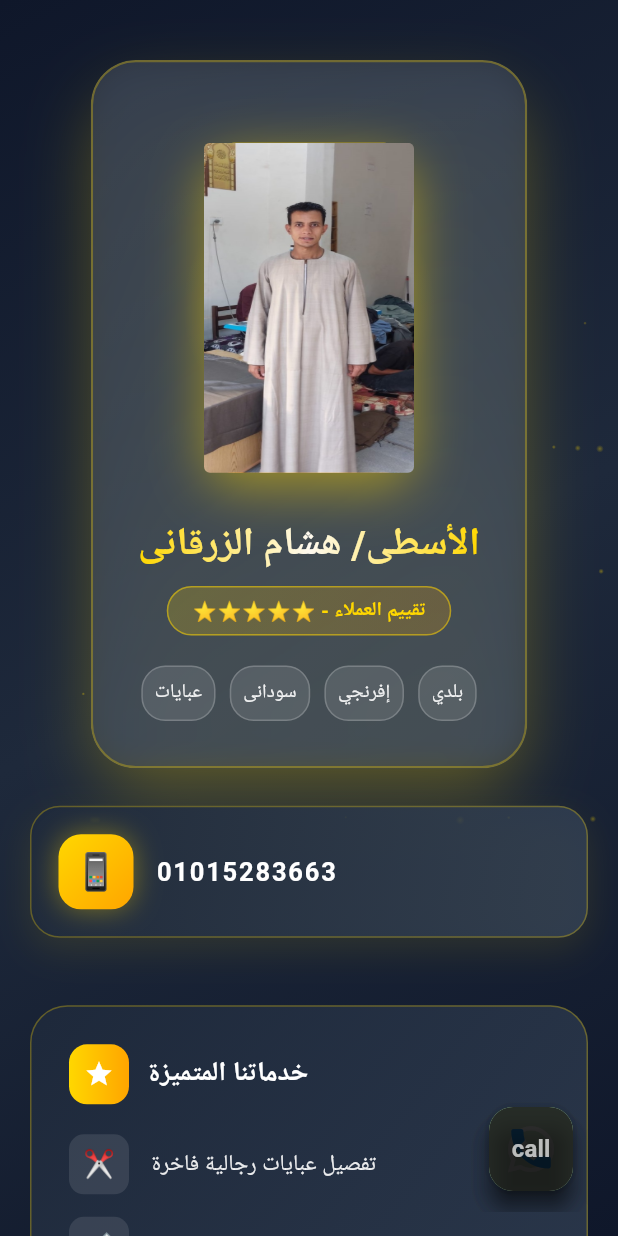
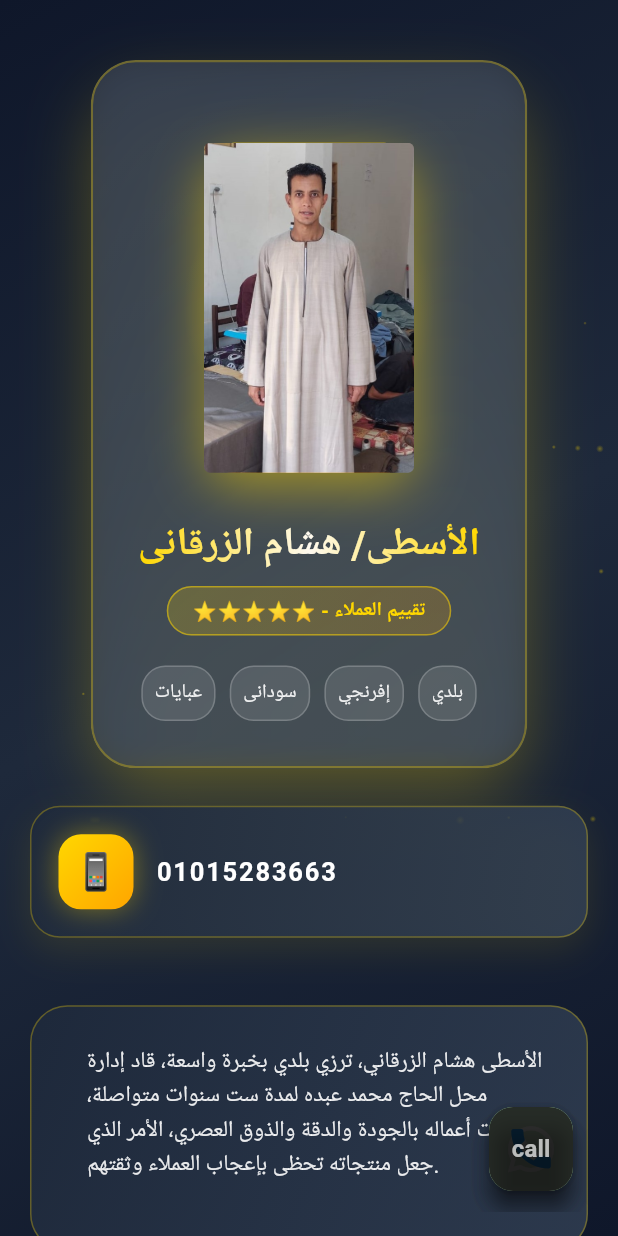
Before and after one commit to AmrMohamed97/hesham_app, a Flutter app: the screen it shows after launch, on a phone screen of 412 x 824 dp. Run offline on Flutter 3.47's test engine with Material 3 defaults, Android fonts, the phone set to English and light mode, and no system bars; our stand-ins replace font_awesome_flutter; Roboto replaces fonts that are missing (Cairo).

Commit message:
add description

```diff
--- a/lib/main.dart
+++ b/lib/main.dart
@@ -127,6 +127,8 @@ class _TailorProfilePageState extends State<TailorProfilePage>
                           const SizedBox(height: 25),
                           _buildContactSection(),
                           const SizedBox(height: 25),
+                          _buildDescriptionSection(),
+                          const SizedBox(height: 25),
                           _buildServicesSection(),
                           const SizedBox(height: 25),
                           _buildStatsSection(),
@@ -225,6 +227,7 @@ class _TailorProfilePageState extends State<TailorProfilePage>
                 children: [
                   _buildProfileImage(),
                   const SizedBox(height: 25),
+
                   _buildNameSection(),
                   const SizedBox(height: 20),
                   _buildSpecialtyTags(),
@@ -290,7 +293,7 @@ class _TailorProfilePageState extends State<TailorProfilePage>
                 ),
                 child: ClipRRect(
                   borderRadius: BorderRadius.circular(4),
-                  child: Image.asset('assets/hesham.jpg', fit: BoxFit.fill),
+                  child: Image.asset('assets/hesham.jpg', fit: BoxFit.cover),
                 ),
                 // Stack(
                 //   children: [
@@ -597,6 +600,60 @@ class _TailorProfilePageState extends State<TailorProfilePage>
     );
   }
 
+  Widget _buildDescriptionSection() {
+    return Container(
+      constraints: const BoxConstraints(maxWidth: 450),
+      padding: const EdgeInsets.all(25),
+      decoration: BoxDecoration(
+        gradient: LinearGradient(
+          begin: Alignment.topLeft,
+          end: Alignment.bottomRight,
+          colors: [
+            Color(0xFF1E293B).withOpacity(0.9),
+            Color(0xFF334155).withOpacity(0.8),
+          ],
+        ),
+        borderRadius: BorderRadius.circular(25),
+        border: Border.all(color: Color(0xFFFFD700).withOpacity(0.3)),
+      ),
+      child: Column(
+        crossAxisAlignment: CrossAxisAlignment.start,
+        children: [
+          Row(
+            children: [
+              // Container(
+              //   padding: const EdgeInsets.all(10),
+              //   decoration: BoxDecoration(
+              //     gradient: LinearGradient(
+              //       colors: [Color(0xFFFFD700), Color(0xFFFFA500)],
+              //     ),
+              //     borderRadius: BorderRadius.circular(12),
+              //   ),
+              //   child: Icon(Icons.star, color: Colors.white, size: 20),
+              // ),
+              const SizedBox(width: 12),
+              Expanded(
+                child: Text(
+                  "الأسطى هشام الزرقاني، ترزي بلدي بخبرة واسعة، قاد إدارة محل الحاج محمد عبده لمدة ست سنوات متواصلة، وامتازت أعماله بالجودة والدقة والذوق العصري، الأمر الذي جعل منتجاته تحظى بإعجاب العملاء وثقتهم.",
+                  style: TextStyle(
+                    color: Colors.white.withOpacity(0.9),
+                    fontSize: 15,
+                    height: 1.5,
+                  ),
+                ),
+              ),
+            ],
+          ),
+          const SizedBox(height: 20),
+          // _buildServiceItem('✂️', 'تفصيل عبايات رجالية فاخرة'),
+          // _buildServiceItem('📏', 'قياسات دقيقة ومحترفة'),
+          // _buildServiceItem('assets/design.jpeg', 'تصاميم عصرية وتقليدية'),
+          // _buildServiceItem('assets/komash.jpeg', 'أقمشة مستوردة عالية الجودة'),
+        ],
+      ),
+    );
+  }
+
   Widget _buildServicesSection() {
     return Container(
       constraints: const BoxConstraints(maxWidth: 450),
```
